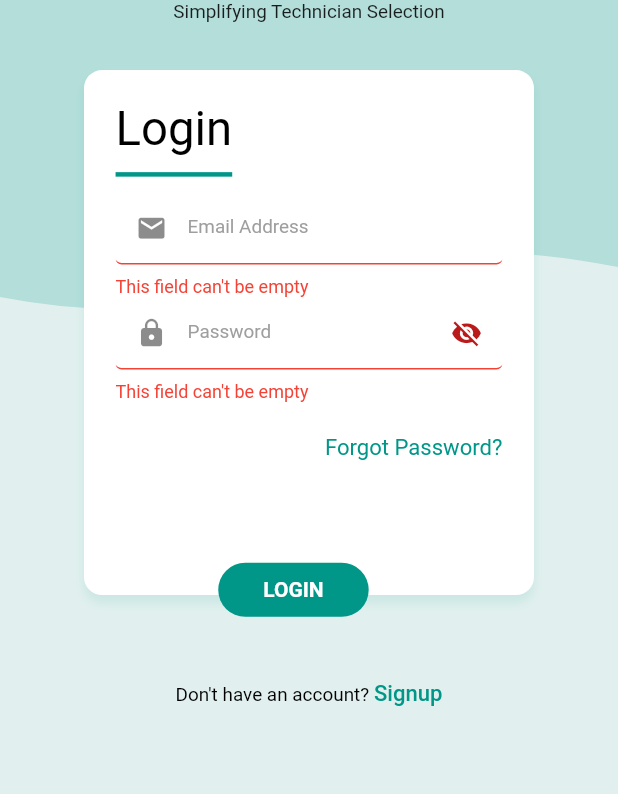
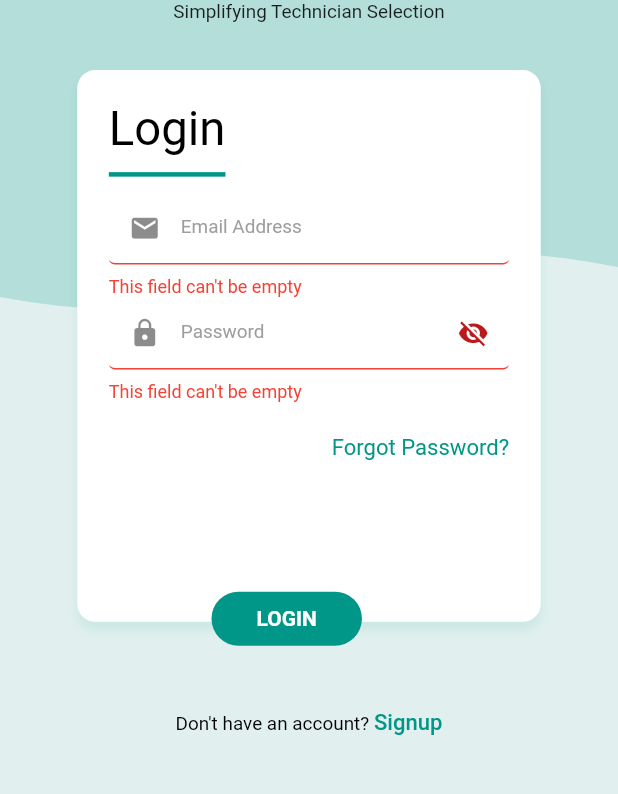
Before and after one commit to Pritom-Shajed/Fixify-App, a Flutter app: the screen it shows after launch, after a tap on "LOGIN", on a phone screen of 412 x 824 dp, the part 291-1085 px from its top. Run offline on Flutter 3.47's test engine with Material 2 defaults, Android fonts, the phone set to English and light mode, and no system bars; drawn by our look-alikes of animated_toggle_switch; our stand-ins replace expandable_page_view, flutter_custom_clippers, flutter_spinkit, get.

Commit message:
auth page - design in progress & splash screen - added

```diff
--- a/lib/main.dart
+++ b/lib/main.dart
@@ -1,3 +1,5 @@
+import 'package:fixify_app/pages/splashscreen/splashscreen_page.dart';
+import 'package:fixify_app/routes/route_helper.dart';
 import 'package:flutter/material.dart';
 import 'package:get/get.dart';
 import 'pages/auth/authentication_page.dart';
@@ -21,7 +23,8 @@ class MyApp extends StatelessWidget {
       theme: ThemeData(
         colorScheme: ColorScheme.fromSeed(seedColor: Colors.teal),
       ),
-      home: const AuthPage(),
+      getPages: RouteHelper.routes,
+      initialRoute: RouteHelper.getSplashScreen(),
     );
   }
 }
--- a/lib/pages/auth/auth_body.dart
+++ b/lib/pages/auth/auth_body.dart
@@ -21,14 +21,14 @@ class AuthBody extends StatelessWidget {
   Widget build(BuildContext context) {
     return AnimatedCrossFade(
         firstChild: SizedBox(
-          height: 375,
+          height: Dimensions.authBodyHeight375,
           child: Stack(
             children: [
               Container(
                 margin: EdgeInsets.all(Dimensions.width10),
                 padding: EdgeInsets.only(bottom: Dimensions.height20),
-                height: 350,
-                width: 300,
+                height: Dimensions.authBodyHeight350,
+                width: Dimensions.screenWidth*0.75,
                 decoration: BoxDecoration(
                   color: AppColors.whiteColor,
                   borderRadius: BorderRadius.circular(12),
@@ -51,14 +51,10 @@ class AuthBody extends StatelessWidget {
             ],
           ),
         ),
-        secondChild: SizedBox(
-          height: 375,
-          child: Stack(
-            children: [
-              Container(
+        secondChild: Container(
           margin: EdgeInsets.all(Dimensions.width10),
-                height: 350,
-                width: 300,
+          height: Dimensions.authBodyHeight390,
+          width: Dimensions.authBodyWidth,
           decoration: BoxDecoration(
               color: AppColors.whiteColor,
               borderRadius: BorderRadius.circular(12),
@@ -74,9 +70,6 @@ class AuthBody extends StatelessWidget {
             child: signUpBody,
           ),
         ),
-            ],
-          ),
-        ),
         crossFadeState: crossFadeState,
         duration: const Duration(milliseconds: 300));
   }
--- a/lib/pages/auth/authentication_page.dart
+++ b/lib/pages/auth/authentication_page.dart
@@ -4,9 +4,9 @@ import 'package:fixify_app/pages/auth/auth_body.dart';
 import 'package:fixify_app/utils/constants.dart';
 import 'package:fixify_app/widgets/auth/auth_button.dart';
 import 'package:fixify_app/widgets/auth/auth_clip.dart';
-import 'package:fixify_app/pages/auth/sign_in_body.dart';
+import 'package:fixify_app/pages/auth/sign_in/sign_in_body.dart';
 import 'package:fixify_app/pages/auth/sign_up/sign_up_body.dart';
-import 'package:fixify_app/widgets/auth/auth_footer.dart';
+import 'package:fixify_app/pages/auth/auth_footer.dart';
 import 'package:fixify_app/widgets/switches/toggle_switch.dart';
 import 'package:fixify_app/widgets/text_fields/custom_text_form_field.dart';
 import 'package:fixify_app/widgets/texts/medium_text.dart';
@@ -124,7 +124,7 @@ class _AuthPageState extends State<AuthPage> {
                         ),
                       ),
                       SizedBox(
-                        height: Dimensions.height20 * 2,
+                        height: _signIn ? Dimensions.height20 * 2 : Dimensions.height20,
                       ),
 
                       //FOOTER
@@ -141,6 +141,7 @@ class _AuthPageState extends State<AuthPage> {
                           });
                         },
                       ),
+                      SizedBox(height: Dimensions.height20,),
                     ],
                   ),
                 ),
--- a/lib/pages/auth/sign_up/customer/customer_sign_up_page.dart
+++ b/lib/pages/auth/sign_up/customer/customer_sign_up_page.dart
@@ -1,8 +1,11 @@
 import 'package:fixify_app/controller/auth/auth_controller.dart';
+import 'package:fixify_app/utils/app_colors.dart';
 import 'package:fixify_app/utils/dimensions.dart';
+import 'package:fixify_app/widgets/auth/sign_up_role_sign.dart';
 import 'package:fixify_app/widgets/buttons/custom_button.dart';
 import 'package:fixify_app/widgets/buttons/custom_icon_button.dart';
 import 'package:fixify_app/widgets/text_fields/custom_text_form_field.dart';
+import 'package:fixify_app/widgets/texts/small_text.dart';
 import 'package:flutter/material.dart';
 import 'package:get/get.dart';
 
@@ -47,7 +50,10 @@ class _CustomerSignUpPageState extends State<CustomerSignUpPage> {
     return Form(
       key: formKeyCustomer,
       child: Column(
+        crossAxisAlignment: CrossAxisAlignment.start,
         children: [
+          const SignUpRoleSign(text: 'Customer', icon: Icons.man),
+
           CustomTextFormField(
             prefixIcon: Icon(
               Icons.person,
@@ -129,7 +135,7 @@ class _CustomerSignUpPageState extends State<CustomerSignUpPage> {
               ),
               CustomIconButton(icon: Icons.arrow_back, onTap: widget.onTapBack),
             ],
-          )
+          ),
         ],
       ),
     );
--- a/lib/pages/auth/sign_up/sign_up_body.dart
+++ b/lib/pages/auth/sign_up/sign_up_body.dart
@@ -68,8 +68,7 @@ class _SignUpBodyState extends State<SignUpBody> {
               children: [
                 //PAGE 0
                 Padding(
-                  padding:
-                      EdgeInsets.symmetric(vertical: Dimensions.padding5 * 2),
+                  padding:EdgeInsets.symmetric(vertical: Dimensions.padding5 * 2),
                   child: Row(
                     children: [
                       Expanded(
@@ -127,9 +126,9 @@ class _SignUpBodyState extends State<SignUpBody> {
                       curve: Curves.ease);
                 }),
               ]),
-          SizedBox(
+          pageIndex == 0 ? SizedBox(
             height: Dimensions.height10,
-          ),
+          ):const SizedBox(),
 
           //BUTTON
           pageIndex == 0
--- a/lib/pages/auth/sign_up/technician/technician_sign_up_page.dart
+++ b/lib/pages/auth/sign_up/technician/technician_sign_up_page.dart
@@ -1,6 +1,7 @@
 import 'package:fixify_app/controller/auth/auth_controller.dart';
 import 'package:fixify_app/utils/app_colors.dart';
 import 'package:fixify_app/widgets/auth/auth_button.dart';
+import 'package:fixify_app/widgets/auth/sign_up_role_sign.dart';
 import 'package:fixify_app/widgets/buttons/custom_button.dart';
 import 'package:fixify_app/widgets/buttons/custom_icon_button.dart';
 import 'package:fixify_app/widgets/text_fields/custom_text_form_field.dart';
@@ -46,6 +47,8 @@ class _TechnicianSignUpPageState extends State<TechnicianSignUpPage> {
       key: formKeyTechnician,
       child: Column(
         children: [
+          const SignUpRoleSign(text: 'Technician', icon: Icons.construction),
+
           CustomTextFormField(
             prefixIcon: Icon(Icons.email, size: Dimensions.icon20,),
             hintText: 'Email Address',
--- /dev/null
+++ b/lib/pages/splashscreen/splashscreen_page.dart
@@ -0,0 +1,47 @@
+import 'package:fixify_app/pages/auth/authentication_page.dart';
+import 'package:fixify_app/routes/route_helper.dart';
+import 'package:fixify_app/utils/app_colors.dart';
+import 'package:fixify_app/utils/dimensions.dart';
+import 'package:flutter/material.dart';
+import 'package:flutter_spinkit/flutter_spinkit.dart';
+import 'package:get/get.dart';
+
+class SplashScreen extends StatefulWidget {
+  const SplashScreen({Key? key}) : super(key: key);
+
+  @override
+  State<SplashScreen> createState() => _SplashScreenState();
+}
+
+
+class _SplashScreenState extends State<SplashScreen> {
+
+  @override
+  void initState() {
+    Future.delayed(const Duration(seconds: 2), ()=> Get.offAllNamed(RouteHelper.getAuthPage()));
+    super.initState();
+  }
+  @override
+  Widget build(BuildContext context) {
+    return Scaffold(
+      body: Container(
+        color: AppColors.primaryColorLight,
+        child: Center(
+          child: Column(
+            mainAxisAlignment: MainAxisAlignment.center,
+            children: [
+              SizedBox(
+                width: Dimensions.splashScreenLogoSize,
+                child: Image.asset('assets/icons/fixify_logo.png'),
+              ),
+              SpinKitWave(
+                color: AppColors.primaryColor,
+                size: Dimensions.loadingSize20,
+              )
+            ],
+          ),
+        ),
+      ),
+    );
+  }
+}
--- /dev/null
+++ b/lib/routes/route_helper.dart
@@ -0,0 +1,16 @@
+import 'package:fixify_app/pages/auth/authentication_page.dart';
+import 'package:fixify_app/pages/splashscreen/splashscreen_page.dart';
+import 'package:get/get.dart';
+
+class RouteHelper {
+  static String splashScreen = '/splash-screen';
+  static String authPage = '/auth-page';
+
+  static String getSplashScreen ()=> splashScreen;
+  static String getAuthPage ()=> authPage;
+
+  static List<GetPage> routes = [
+    GetPage(name: splashScreen, page: ()=> const SplashScreen()),
+    GetPage(name: authPage, transition: Transition.fadeIn, page: ()=> const AuthPage()),
+  ];
+}
--- a/lib/utils/dimensions.dart
+++ b/lib/utils/dimensions.dart
@@ -9,6 +9,13 @@ class Dimensions {
   static double width10 = screenWidth / 39.2;
 
   static double authLogoSize = screenHeight / 5.22;
+
+
+  //Auth Page
+  static double authBodyHeight350 = screenHeight / 2.24;
+  static double authBodyHeight375 = screenHeight / 2.09;
+  static double authBodyHeight390 = screenHeight / 2;
+  static double authBodyWidth = screenWidth * 0.75;
 
   //Fonts
   static double font12 = screenHeight / 65.25;
@@ -27,4 +34,9 @@ class Dimensions {
   //Icon
   static double icon20 = screenHeight / 39.15;
   static double icon15 = screenHeight / 52.2;
+
+
+  //Splash Screen
+  static double splashScreenLogoSize = screenHeight / 3.13;
+  static double loadingSize20 = screenHeight / 39.15;
 }
--- /dev/null
+++ b/lib/widgets/auth/sign_up_role_sign.dart
@@ -0,0 +1,22 @@
+import 'package:fixify_app/utils/app_colors.dart';
+import 'package:fixify_app/utils/dimensions.dart';
+import 'package:fixify_app/widgets/texts/small_text.dart';
+import 'package:flutter/material.dart';
+
+class SignUpRoleSign extends StatelessWidget {
+  final IconData icon;
+  final String text;
+  final Color? color;
+  const SignUpRoleSign({Key? key, required this.text, required this.icon, this.color,}) : super(key: key);
+
+  @override
+  Widget build(BuildContext context) {
+    return Row(
+      mainAxisAlignment: MainAxisAlignment.end,
+      children: [
+        SmallText(text: text, color: color ?? AppColors.primaryColor,),
+        Icon(icon, color: color ?? AppColors.primaryColor, size: Dimensions.height20*1.2,),
+      ],
+    );
+  }
+}
--- a/lib/widgets/texts/small_text.dart
+++ b/lib/widgets/texts/small_text.dart
@@ -5,13 +5,22 @@ class SmallText extends StatelessWidget {
   final Color? color;
   final String text;
   final double fontSize;
-  const SmallText({Key? key, this.color, required this.text, this.fontSize = 0}) : super(key: key);
+  final FontWeight fontWeight;
+
+  const SmallText(
+      {Key? key,
+      this.color,
+      required this.text,
+      this.fontSize = 0,
+      this.fontWeight = FontWeight.normal})
+      : super(key: key);
 
   @override
   Widget build(BuildContext context) {
     return Text(
       text,
       style: TextStyle(
+          fontWeight: fontWeight,
           color: color,
           fontSize: fontSize == 0 ? Dimensions.font12 : fontSize),
     );
--- a/pubspec.yaml
+++ b/pubspec.yaml
@@ -19,6 +19,7 @@ dependencies:
   get: ^4.6.5
   animated_toggle_switch: ^0.6.2
   expandable_page_view: ^1.0.17
+  flutter_spinkit: ^5.2.0
 
 dev_dependencies:
   flutter_test:
```
Also changed, not shown: lib/pages/auth/auth_footer.dart (renamed from lib/widgets/auth/auth_footer.dart), lib/pages/auth/sign_in/sign_in_body.dart (renamed from lib/pages/auth/sign_in_body.dart), pubspec.lock. Lines whose indentation alone changed are shown as unchanged.
